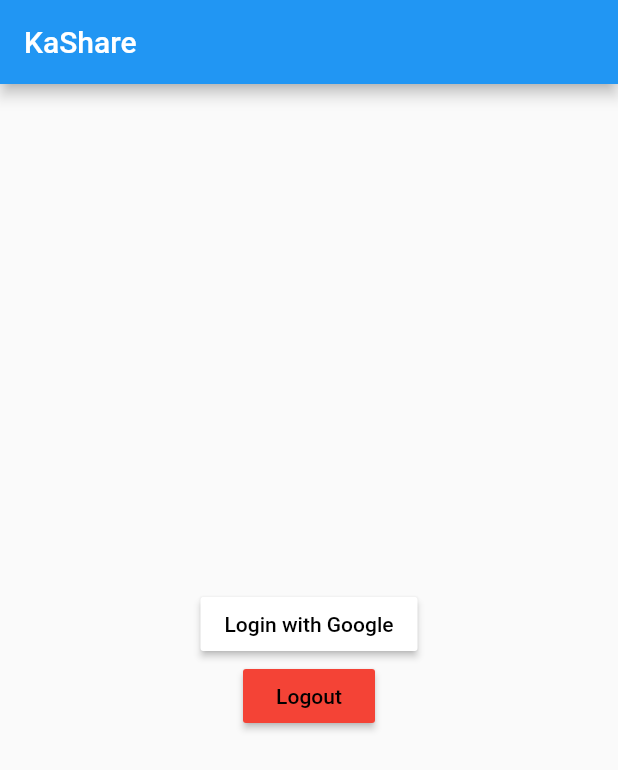
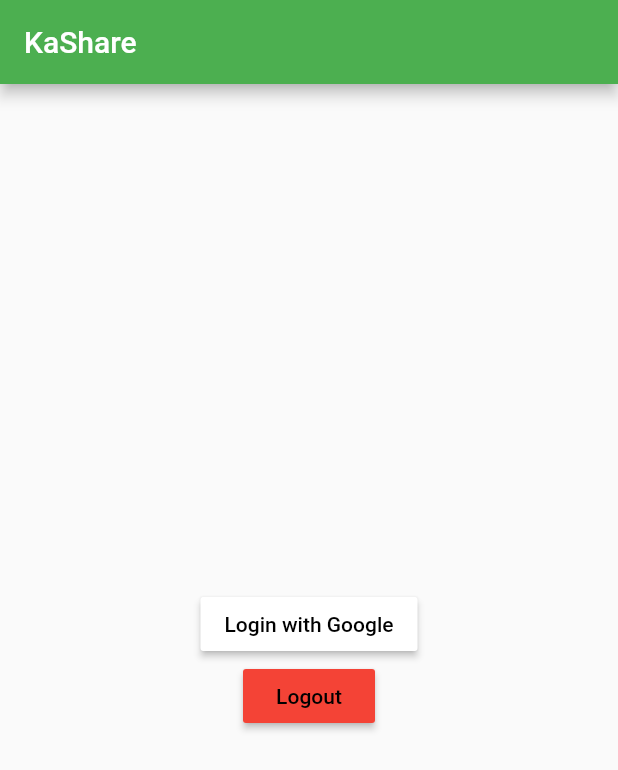
Before and after one commit to AcadProjects/kashare-github, a Flutter app: the screen it shows after launch, on a phone screen of 412 x 824 dp. Shown: the top 770 px of the screen. Run offline on Flutter 3.47's test engine with Material 2 defaults, Android fonts, the light colour scheme and no system bars; our stand-ins replace cloud_firestore, firebase_auth, google_sign_in, latlong2, rxdart; accounts and stored records are empty.

Commit message:
Adjusted dependencies

```diff
--- a/lib/main.dart
+++ b/lib/main.dart
@@ -1,20 +1,25 @@
 import 'package:flutter/material.dart';
 import 'package:kashare/screens/mainpage.dart';
 import 'auth.dart';
+// @dart=2.9
+
+
 void main() {
   runApp(MyApp());
 }
 
 class MyApp extends StatelessWidget {
+  @override
   const MyApp({Key? key}) : super(key: key);
-  @override
+
   Widget build(BuildContext context) {
     return MaterialApp(
-      themeMode: ThemeMode.light,
+      //themeMode: ThemeMode.light,
       title: 'KaShare',
       home: Scaffold(
         appBar: AppBar(
           title: Text('KaShare'),
+          backgroundColor: Colors.green,
         ),
         body: Center(
           child: Column(
@@ -46,7 +51,6 @@ class MyApp extends StatelessWidget {
 class UserProfile extends StatefulWidget {
   @override
   UserProfileState createState() => UserProfileState();
-
 }
 
 class UserProfileState extends State<UserProfile> {
@@ -56,13 +60,8 @@ class UserProfileState extends State<UserProfile> {
   @override
   initState() {
     super.initState();
-    authService.profile
-      .listen((state)=> setState(() => _profile = state));
-
-    authService.loading
-      .listen((state) => setState(() => _loading = state));
-
-
+    authService.profile.listen((state) => setState(() => _profile = state));
+    authService.loading.listen((state) => setState(() => _loading = state));
   }
   @override
   Widget build(BuildContext context) {
@@ -79,13 +78,11 @@ class UserProfileState extends State<UserProfile> {
 }
 
 class LoginButton extends StatelessWidget {
-
   @override
-  Widget build(BuildContext context){
+  Widget build(BuildContext context) {
     return StreamBuilder(
         stream: authService.user,
-      builder: (context, snapshot)
-    {
+        builder: (context, snapshot) {
           if (snapshot.hasData) {
             MaterialButton(
                 onPressed: () => authService.googleSignIn(),
@@ -104,7 +101,6 @@ class LoginButton extends StatelessWidget {
         }
 
 
-
     );
   }
 }
```
Also changed, not shown: pubspec.yaml (+5 -5 lines), 2 other files. Lines whose indentation alone changed are shown as unchanged.
